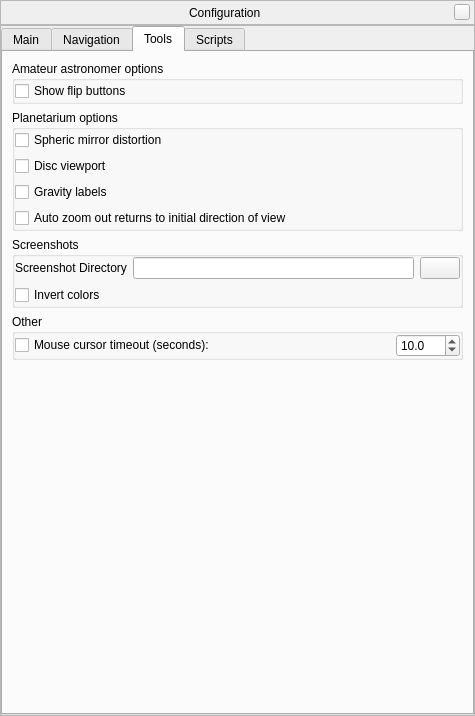
The window that src/gui/configurationDialog.ui (519984307/stellarium_src) describes before a commit, drawn with Qt 5.
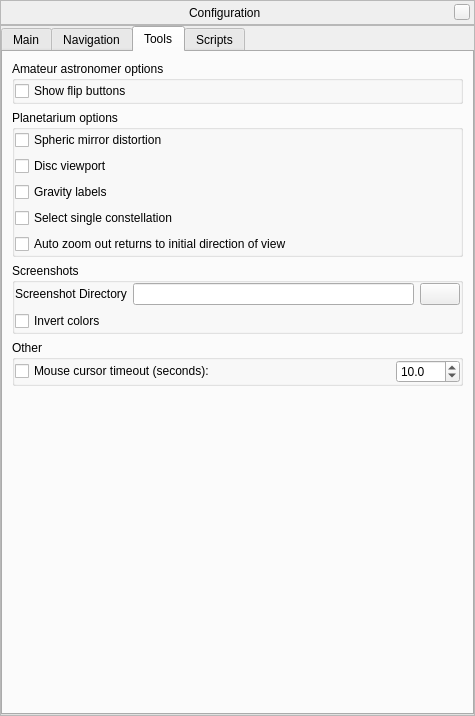
The same window after the commit. The open tabs and pages were chosen to show the change. Icons and pictures are not drawn. Custom widgets are drawn as their Qt base class.

Commit message: single constellation selection, recursive directory listing

The edit to the form file:
```diff
--- a/src/gui/configurationDialog.ui
+++ b/src/gui/configurationDialog.ui
@@ -727,7 +727,7 @@
                </property>
               </widget>
              </item>
-             <item row="3" column="0" colspan="2" >
+             <item row="4" column="0" colspan="2" >
               <widget class="QCheckBox" name="autoZoomResetsDirectionCheckbox" >
                <property name="toolTip" >
                 <string>When enabled, the "auto zoom out" key will also set the initial viewing direction</string>
@@ -747,6 +747,13 @@
                </property>
               </widget>
              </item>
+             <item row="3" column="0" >
+              <widget class="QCheckBox" name="selectSingleConstellationButton" >
+               <property name="text" >
+                <string>Select single constellation</string>
+               </property>
+              </widget>
+             </item>
             </layout>
            </widget>
           </item>
```
Left out of the diff: 2 changed lines with no effect on the pictures. The commit also changes 4 other files.
